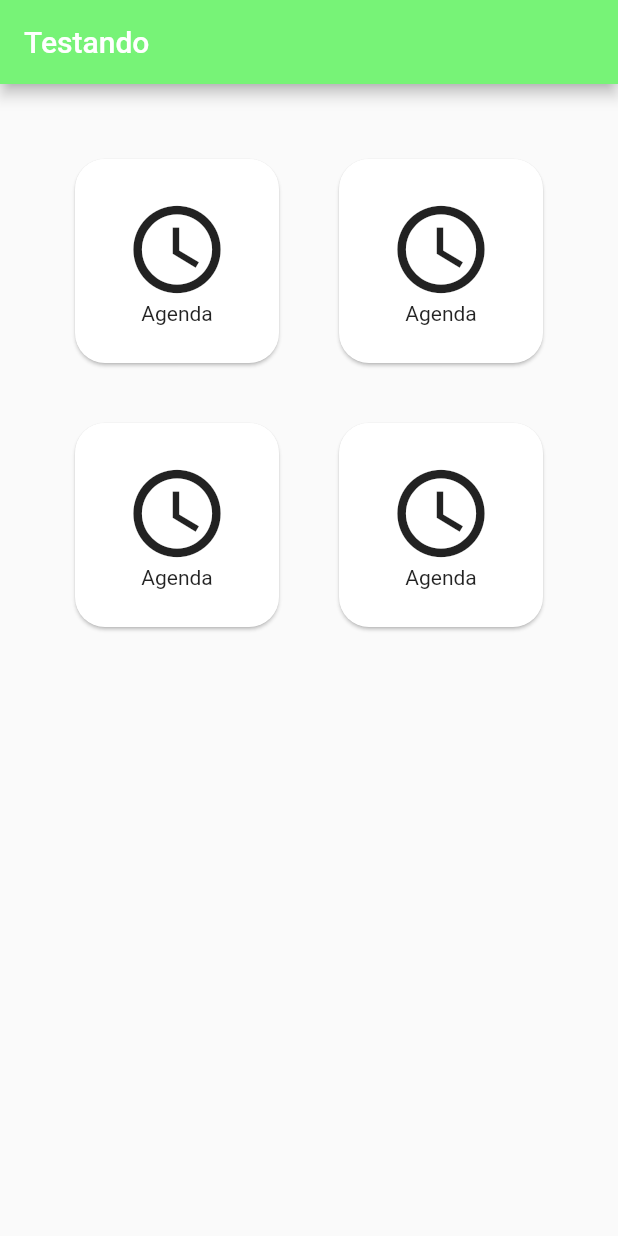
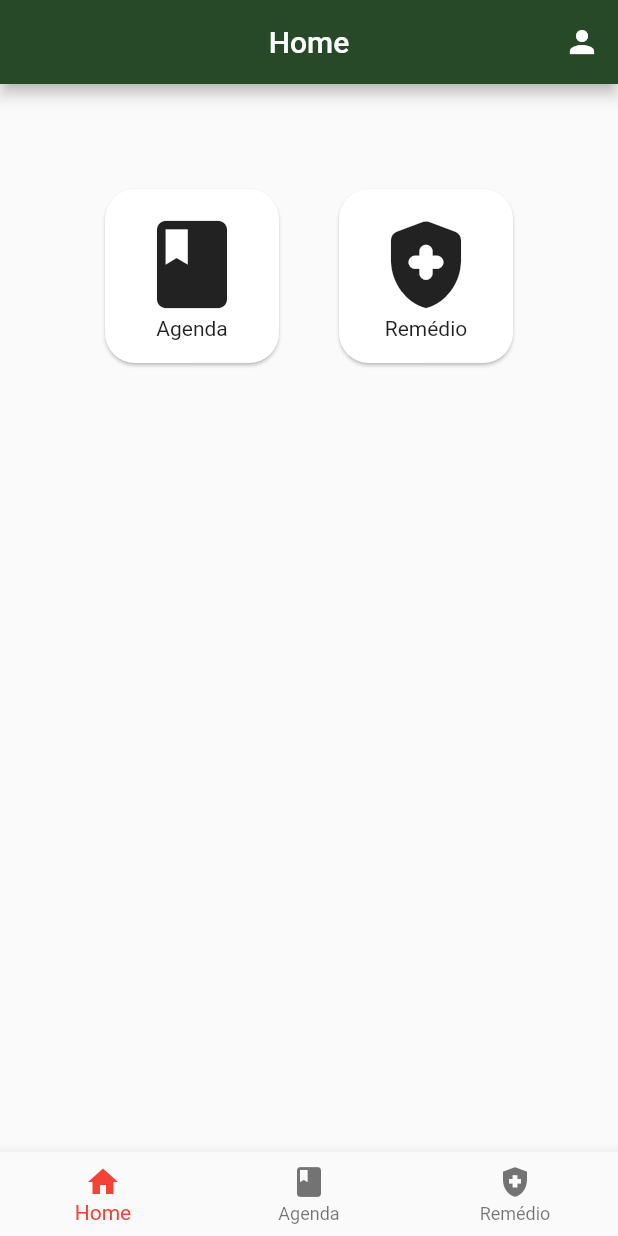
Before and after one commit to LucasJoseds/mobile_I, a Flutter app: the screen it shows after launch, on a phone screen of 412 x 824 dp. Run offline on Flutter 3.47's test engine with Material 2 defaults, Android fonts, the light colour scheme and no system bars.

Commit message:
Colocando a barra de navegação

```diff
--- a/lib/main.dart
+++ b/lib/main.dart
@@ -12,7 +12,8 @@ class AppTeste extends StatelessWidget {
   @override
   Widget build(BuildContext context) {
     return MaterialApp(
-      title: "Testando 123",
+      debugShowCheckedModeBanner: false,
+      title: "Testando",
       theme: ThemeData(primarySwatch: Colors.red),
       home: Home(),
     );
--- a/lib/views/home_view.dart
+++ b/lib/views/home_view.dart
@@ -7,11 +7,19 @@ class Home extends StatelessWidget {
   Widget build(BuildContext context) {
     return Scaffold(
         appBar: AppBar(
-        title: Text("Testando "),
-        backgroundColor: Color.fromARGB(255, 119, 243, 119),
+          centerTitle: true,
+          title: Text("Home"),
+          backgroundColor: Color.fromARGB(255, 39, 73, 39),
+          actions: [
+            IconButton(
+              icon: const Icon(Icons.person),
+              onPressed: () {},
+            )
+          ],
         ),
-      body: Container(
-        padding: EdgeInsets.all(30.0),
+        body: Center(
+          child: Container(
+            padding: EdgeInsets.all(50.0),
             child: GridView.count(
               crossAxisCount: 2,
               children: <Widget>[
@@ -27,7 +35,7 @@ class Home extends StatelessWidget {
                       mainAxisAlignment: MainAxisAlignment.center,
                       children: <Widget>[
                         Icon(
-                      Icons.schedule,
+                          Icons.book,
                           size: 70.0,
                         ),
                         Text("Agenda")
@@ -47,50 +55,10 @@ class Home extends StatelessWidget {
                       mainAxisAlignment: MainAxisAlignment.center,
                       children: <Widget>[
                         Icon(
-                      Icons.schedule,
+                          Icons.health_and_safety_rounded,
                           size: 70.0,
                         ),
-                    Text("Agenda")
-                  ],
-                )),
-              ),
-            ),
-            Card(
-              shape: RoundedRectangleBorder(
-                  borderRadius: BorderRadius.circular(20.0)),
-              margin: EdgeInsets.all(20.0),
-              child: InkWell(
-                onTap: () {},
-                splashColor: Color.fromARGB(255, 59, 209, 96),
-                child: Center(
-                    child: Column(
-                  mainAxisAlignment: MainAxisAlignment.center,
-                  children: <Widget>[
-                    Icon(
-                      Icons.schedule,
-                      size: 70.0,
-                    ),
-                    Text("Agenda")
-                  ],
-                )),
-              ),
-            ),
-            Card(
-              shape: RoundedRectangleBorder(
-                  borderRadius: BorderRadius.circular(20.0)),
-              margin: EdgeInsets.all(20.0),
-              child: InkWell(
-                onTap: () {},
-                splashColor: Color.fromARGB(255, 3, 14, 6),
-                child: Center(
-                    child: Column(
-                  mainAxisAlignment: MainAxisAlignment.center,
-                  children: <Widget>[
-                    Icon(
-                      Icons.schedule,
-                      size: 70.0,
-                    ),
-                    Text("Agenda")
+                        Text("Remédio")
                       ],
                     )),
                   ),
@@ -98,6 +66,15 @@ class Home extends StatelessWidget {
               ],
             ),
           ),
-    );
+        ),
+        bottomNavigationBar: BottomNavigationBar(
+          currentIndex: 0,
+          items: [
+            BottomNavigationBarItem(icon: Icon(Icons.home), label: "Home"),
+            BottomNavigationBarItem(icon: Icon(Icons.book), label: "Agenda"),
+            BottomNavigationBarItem(
+                icon: Icon(Icons.health_and_safety), label: "Remédio"),
+          ],
+        ));
   }
 }
```
Lines whose indentation alone changed are shown as unchanged.
